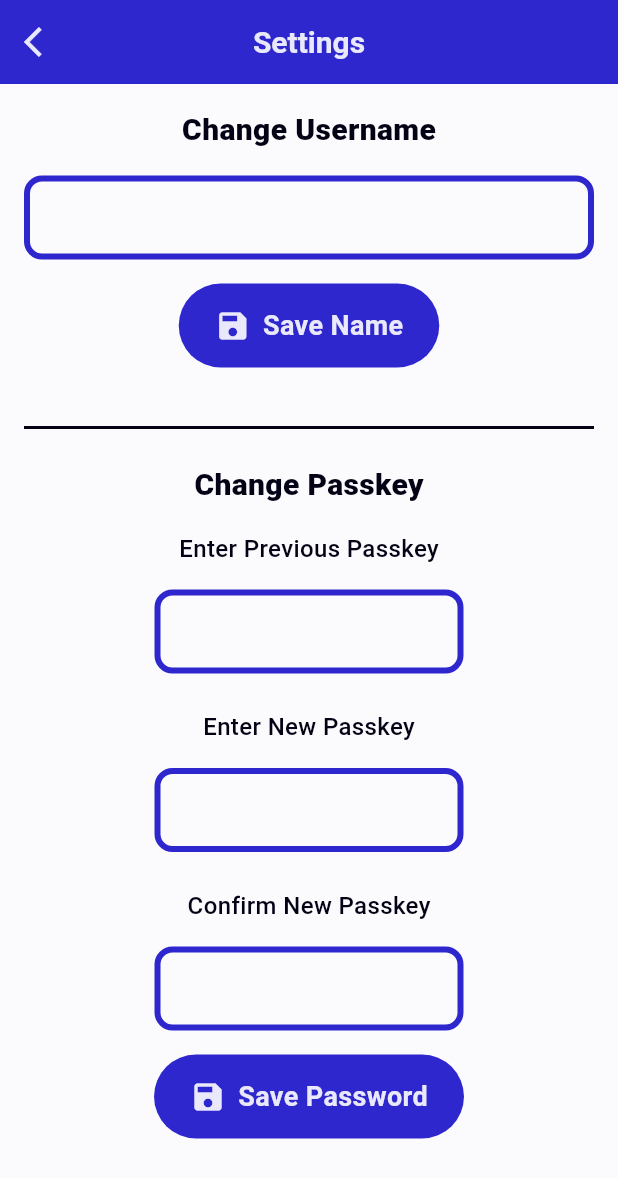
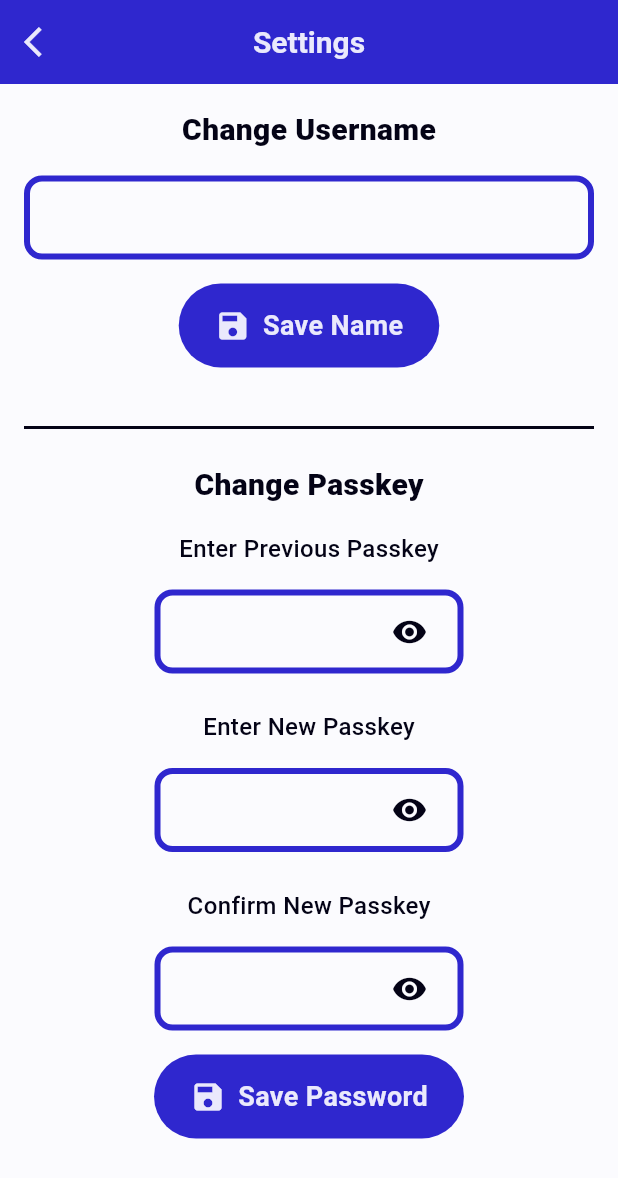
Before and after one commit to Mrityunjayyshukla/Passcode-Manager, a Flutter app: the screen it shows after launch, after a tap on the "settings" icon, on a phone screen of 412 x 824 dp. Shown: the top 1178 px of the screen. Run offline on Flutter 3.47's test engine with Material 3 defaults, Android fonts, the phone set to English and light mode, and no system bars; our stand-ins replace shared_preferences.

Commit message:
added passcode visibility to change passkey settings

```diff
--- a/lib/settings_page.dart
+++ b/lib/settings_page.dart
@@ -16,6 +16,9 @@ class _SettingsPageState extends State<SettingsPage> {
   final newPasskeyController = TextEditingController();
   final confirmNewPasskeyController = TextEditingController();
   String? appPassKey; // Store the current passkey
+  bool previousObscureText = true;
+  bool newObscureText = true;
+  bool confirmObscureText = true;
 
   @override
   void initState() {
@@ -26,7 +29,7 @@ class _SettingsPageState extends State<SettingsPage> {
   Future<void> _loadPasskey() async {
     SharedPreferences prefs = await SharedPreferences.getInstance();
     setState(() {
-      appPassKey = prefs.getString('passkey') ?? "2505"; // Default passkey
+      appPassKey = prefs.getString('passkey') ?? "0000"; // Default passkey
     });
   }
 
@@ -183,7 +186,7 @@ class _SettingsPageState extends State<SettingsPage> {
               const SizedBox(height: 16,),
               Container(
                 width: MediaQuery.of(context).size.width/2,
-                padding: const EdgeInsets.symmetric(horizontal: 8),
+                padding: const EdgeInsets.only(left: 16, right: 8),
                 decoration: BoxDecoration(
                   border: Border.all(
                     width: 4,
@@ -192,7 +195,6 @@ class _SettingsPageState extends State<SettingsPage> {
                   borderRadius: BorderRadius.circular(12),
                 ),
                 child: TextField(
-                  textAlign: TextAlign.center,
                   inputFormatters: [
                     FilteringTextInputFormatter.digitsOnly,
                     LengthLimitingTextInputFormatter(4),
@@ -200,12 +202,22 @@ class _SettingsPageState extends State<SettingsPage> {
                   keyboardType: TextInputType.number,
                   cursorColor: Theme.of(context).colorScheme.secondary,
                   controller: oldPasskeyController,
-                  obscureText: true,
+                  obscureText: previousObscureText,
                   style: TextStyle(
                     color: Theme.of(context).colorScheme.tertiary,
                     fontWeight: FontWeight.w500,
                   ),
-                  decoration: const InputDecoration(
+                  decoration: InputDecoration(
+                    suffixIcon: GestureDetector(
+                      onTap: () {
+                        setState(() {
+                          previousObscureText = !previousObscureText;
+                        });
+                      },
+                      child: previousObscureText
+                      ? Icon(Icons.visibility, color: Theme.of(context).colorScheme.tertiary,)
+                      : Icon(Icons.visibility_off, color: Theme.of(context).colorScheme.tertiary,)
+                    ),
                     border: InputBorder.none,
                   ),
                 ),
@@ -223,7 +235,7 @@ class _SettingsPageState extends State<SettingsPage> {
               const SizedBox(height: 16,),
               Container(
                 width: MediaQuery.of(context).size.width/2,
-                padding: const EdgeInsets.symmetric(horizontal: 8),
+                padding: const EdgeInsets.only(left: 16, right: 8),
                 decoration: BoxDecoration(
                   border: Border.all(
                     width: 4,
@@ -232,7 +244,6 @@ class _SettingsPageState extends State<SettingsPage> {
                   borderRadius: BorderRadius.circular(12),
                 ),
                 child: TextField(
-                  textAlign: TextAlign.center,
                   inputFormatters: [
                     FilteringTextInputFormatter.digitsOnly,
                     LengthLimitingTextInputFormatter(4),
@@ -240,12 +251,22 @@ class _SettingsPageState extends State<SettingsPage> {
                   keyboardType: TextInputType.number,
                   cursorColor: Theme.of(context).colorScheme.secondary,
                   controller: newPasskeyController,
-                  obscureText: true,
+                  obscureText: newObscureText,
                   style: TextStyle(
                     color: Theme.of(context).colorScheme.tertiary,
                     fontWeight: FontWeight.w500,
                   ),
-                  decoration: const InputDecoration(
+                  decoration: InputDecoration(
+                    suffixIcon: GestureDetector(
+                      onTap: () {
+                        setState(() {
+                          newObscureText = !newObscureText;
+                        });
+                      },
+                      child: newObscureText
+                      ? Icon(Icons.visibility, color: Theme.of(context).colorScheme.tertiary,)
+                      : Icon(Icons.visibility_off, color: Theme.of(context).colorScheme.tertiary,)
+                    ),
                     border: InputBorder.none,
                   ),
                 ),
@@ -262,7 +283,7 @@ class _SettingsPageState extends State<SettingsPage> {
               const SizedBox(height: 16,),
               Container(
                 width: MediaQuery.of(context).size.width/2,
-                padding: const EdgeInsets.symmetric(horizontal: 8),
+                padding: const EdgeInsets.only(left: 16, right: 8),
                 decoration: BoxDecoration(
                   border: Border.all(
                     width: 4,
@@ -271,7 +292,6 @@ class _SettingsPageState extends State<SettingsPage> {
                   borderRadius: BorderRadius.circular(12),
                 ),
                 child: TextField(
-                  textAlign: TextAlign.center,
                   inputFormatters: [
                     FilteringTextInputFormatter.digitsOnly,
                     LengthLimitingTextInputFormatter(4),
@@ -279,12 +299,22 @@ class _SettingsPageState extends State<SettingsPage> {
                   keyboardType: TextInputType.number,
                   cursorColor: Theme.of(context).colorScheme.secondary,
                   controller: confirmNewPasskeyController,
-                  obscureText: true,
+                  obscureText: confirmObscureText,
                   style: TextStyle(
                     color: Theme.of(context).colorScheme.tertiary,
                     fontWeight: FontWeight.w500,
                   ),
-                  decoration: const InputDecoration(
+                  decoration: InputDecoration(
+                    suffixIcon: GestureDetector(
+                      onTap: () {
+                        setState(() {
+                          confirmObscureText = !confirmObscureText;
+                        });
+                      },
+                      child: confirmObscureText
+                      ? Icon(Icons.visibility, color: Theme.of(context).colorScheme.tertiary,)
+                      : Icon(Icons.visibility_off, color: Theme.of(context).colorScheme.tertiary,)
+                    ),
                     border: InputBorder.none,
                   ),
                 ),
```
